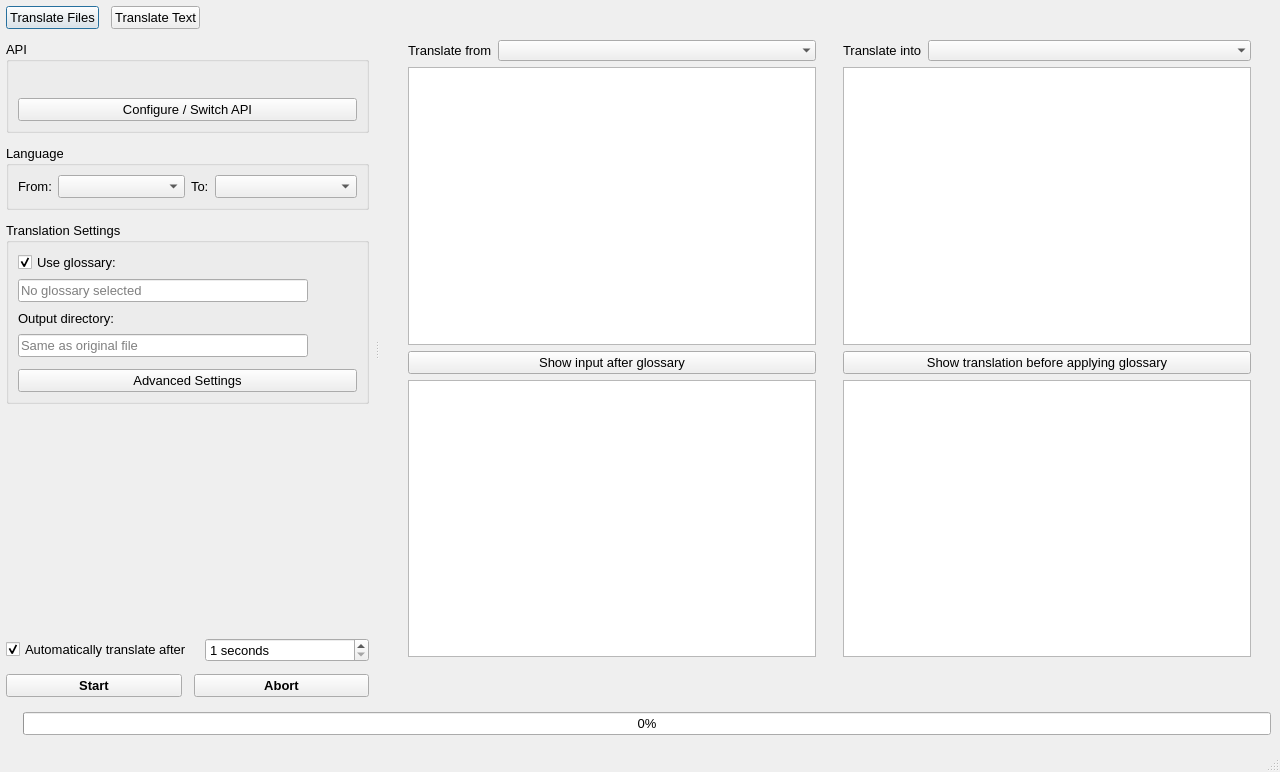
This is ui_files/mainwindow.ui in VoxelCubes/DeepQt as Qt 5 draws it before an edit. The edited form follows.
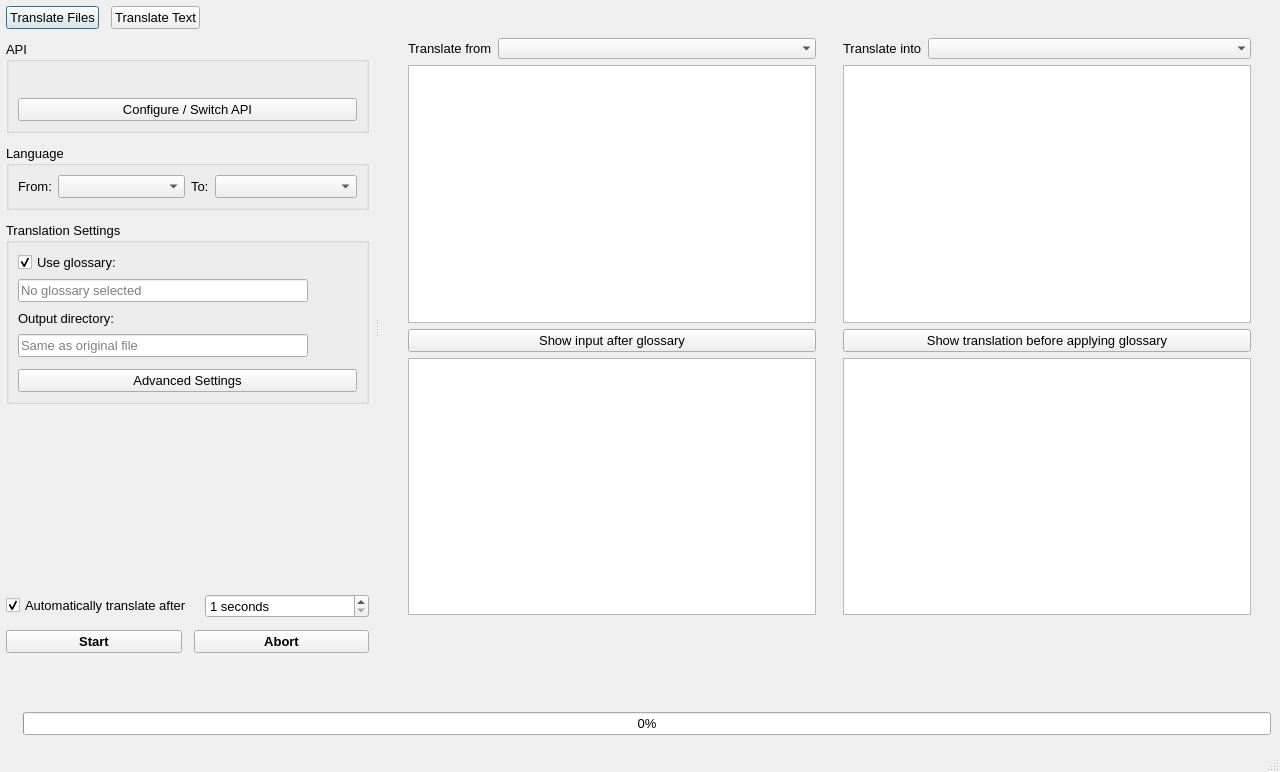
This is the edited form. Icons and pictures are not drawn. Custom widgets are drawn as their Qt base class.

Patch:
```diff
--- a/ui_files/mainwindow.ui
+++ b/ui_files/mainwindow.ui
@@ -846,6 +846,56 @@
       </widget>
      </widget>
     </item>
+    <item>
+     <widget class="QWidget" name="widget_oom_banner" native="true">
+      <layout class="QHBoxLayout" name="horizontalLayout_16">
+       <item>
+        <spacer name="horizontalSpacer_9">
+         <property name="orientation">
+          <enum>Qt::Horizontal</enum>
+         </property>
+         <property name="sizeHint" stdset="0">
+          <size>
+           <width>40</width>
+           <height>20</height>
+          </size>
+         </property>
+        </spacer>
+       </item>
+       <item>
+        <layout class="QHBoxLayout" name="horizontalLayout_17">
+         <item>
+          <widget class="QLabel" name="label_oom_icon">
+           <property name="text">
+            <string notr="true">&lt;warning icon&gt;</string>
+           </property>
+          </widget>
+         </item>
+         <item>
+          <widget class="QLabel" name="label_oom_message">
+           <property name="text">
+            <string notr="true">&lt;warning msg&gt;</string>
+           </property>
+          </widget>
+         </item>
+        </layout>
+       </item>
+       <item>
+        <spacer name="horizontalSpacer_10">
+         <property name="orientation">
+          <enum>Qt::Horizontal</enum>
+         </property>
+         <property name="sizeHint" stdset="0">
+          <size>
+           <width>40</width>
+           <height>20</height>
+          </size>
+         </property>
+        </spacer>
+       </item>
+      </layout>
+     </widget>
+    </item>
     <item>
      <widget class="QFrame" name="frame_progress_drawer">
       <layout class="QHBoxLayout" name="horizontalLayout_12">
```
Left out of the diff: 8 changed lines with no effect on the pictures.
